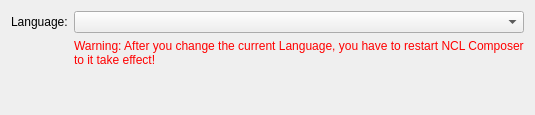
Above: src/gui/ui/GeneralPreferences.ui from TeleMidia/nclcomposer before the change. Below: the same form after it.
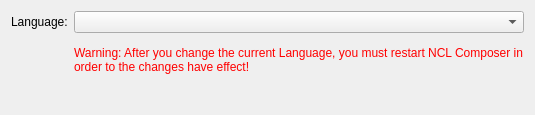
That is the form after the change.

Commit message:
[gui] Typos in the user interface.
* src/gui/translations/composer_es_ES.ts: Likewise.
* src/gui/translations/composer_pt_BR.ts: Likewise.
* src/gui/ui/GeneralPreferences.ui: Likewise.

```diff
--- a/src/gui/ui/GeneralPreferences.ui
+++ b/src/gui/ui/GeneralPreferences.ui
@@ -34,7 +34,7 @@
 </string>
      </property>
      <property name="text">
-      <string>Warning: After you change the current Language, you have to restart NCL Composer to it take effect!</string>
+      <string>Warning: After you change the current Language, you must restart NCL Composer in order to the changes have effect!</string>
      </property>
      <property name="wordWrap">
       <bool>true</bool>
```
The commit also changes 2 other files.
